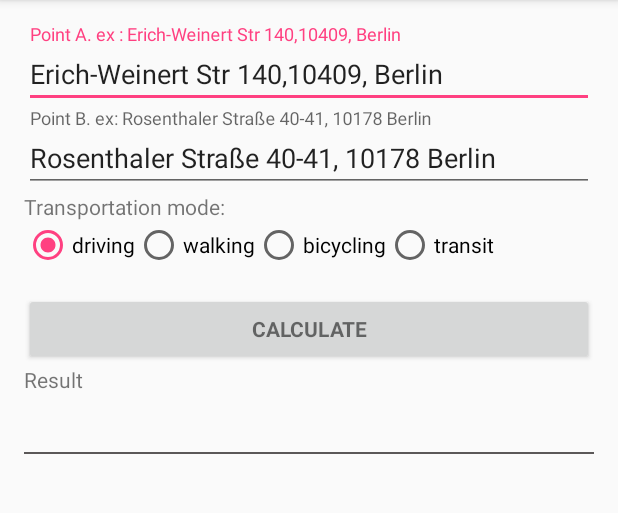
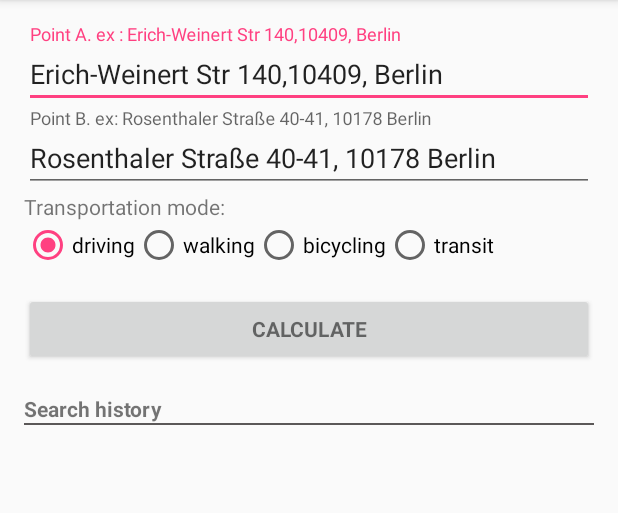
Before and after one commit to raychenon/distance-calculation, an Android app: the screen it shows after launch (FormActivity), on a phone screen of 412 x 824 dp, the part 84-597 px from its top. Run offline under Robolectric (Android 15) with nearby library versions, the phone set to English and light mode, and no system bars; our stand-ins replace ButterKnife.

Commit message:
UI more aesthetic

```diff
--- a/app/src/main/java/com/raychenon/distancecalculation/FormActivity.java
+++ b/app/src/main/java/com/raychenon/distancecalculation/FormActivity.java
@@ -1,4 +1,6 @@
 package com.raychenon.distancecalculation;
+
+import java.text.MessageFormat;
 
 import java.util.HashSet;
 import java.util.Set;
@@ -48,9 +50,6 @@ public class FormActivity extends AppCompatActivity {
 
     @BindView(R.id.radio_group)
     RadioGroup radioGroup;
-
-    @BindView(R.id.transportation_mode)
-    TextView transportationTxtView;
 
     @BindView(R.id.progress_bar)
     ProgressBar progressBar;
@@ -104,14 +103,14 @@ public class FormActivity extends AppCompatActivity {
                         final Response<DistanceMatrixResponse> response) {
                     if (response.isSuccessful()) {
                         DistanceMatrixResponse dmResponse = response.body();
-                        distanceTextView.setText(dmResponse.getDistance());
+                        distanceTextView.setText(
+                            MessageFormat.format(getString(R.string.result_distance), dmResponse.getDistance()));
                         saveForRecyclerView(pointA, pointB, transportationMode, dmResponse.getDistance());
                     } else {
                         distanceTextView.setText(getString(R.string.error_from_query));
                     }
 
                     progressBar.setVisibility(View.GONE);
-                    transportationTxtView.setText(getRadioGroupChoice());
                 }
 
                 @Override
--- a/app/src/main/res/layout/form_activity.xml
+++ b/app/src/main/res/layout/form_activity.xml
@@ -88,21 +88,21 @@
         android:visibility="gone"/>
 
     <TextView
+        android:id="@+id/distance_text"
         android:layout_width="match_parent"
         android:layout_height="wrap_content"
-        android:text="Result"
+        android:textStyle="bold"
         />
 
     <TextView
         android:id="@+id/transportation_mode"
         android:layout_width="match_parent"
         android:layout_height="wrap_content"
+        android:text="@string/history"
+        android:textStyle="bold"
+        android:textSize="14sp"
         />
-    <TextView
-        android:id="@+id/distance_text"
-        android:layout_width="match_parent"
-        android:layout_height="wrap_content"
-        />
+
 
     <View
         android:layout_width="match_parent"
--- a/app/src/main/res/values/strings.xml
+++ b/app/src/main/res/values/strings.xml
@@ -16,6 +16,9 @@
     <string name="tm_bike">bicycling</string>
     <string name="tm_transit">transit</string>
 
+    <string name="result_distance">Distance estimated: {0}</string>
+
+    <string name="history">Search history</string>
     <string name="vh_start_point">Start: {0}</string>
     <string name="vh_end_point">End: {0}</string>
     <string name="vh_mode">Mode: {0}</string>
```
